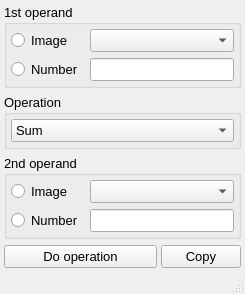
The window that UIs/nOperator.ui (NeutrinoToolkit/Neutrino) describes before a commit, drawn with Qt 5.
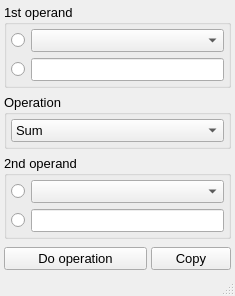
The same window after the commit.

Diff of the .ui file:
```diff
--- a/UIs/nOperator.ui
+++ b/UIs/nOperator.ui
@@ -6,8 +6,8 @@
    <rect>
     <x>0</x>
     <y>0</y>
-    <width>232</width>
-    <height>282</height>
+    <width>235</width>
+    <height>296</height>
    </rect>
   </property>
   <property name="windowTitle">
@@ -82,7 +82,7 @@
           </font>
          </property>
          <property name="text">
-          <string>Number</string>
+          <string/>
          </property>
          <property name="neutrinoSave" stdset="0">
           <bool>true</bool>
@@ -104,7 +104,7 @@
           </font>
          </property>
          <property name="text">
-          <string>Image</string>
+          <string/>
          </property>
          <property name="neutrinoSave" stdset="0">
           <bool>true</bool>
@@ -219,7 +219,7 @@
          </item>
          <item>
           <property name="text">
-           <string>Plasma scale[um/px] lambda[nm]</string>
+           <string>Plasma lambda[nm]</string>
           </property>
          </item>
          <item>
@@ -313,7 +313,7 @@
           </font>
          </property>
          <property name="text">
-          <string>Image</string>
+          <string/>
          </property>
          <property name="neutrinoSave" stdset="0">
           <bool>true</bool>
@@ -340,7 +340,7 @@
           </font>
          </property>
          <property name="text">
-          <string>Number</string>
+          <string/>
          </property>
          <property name="neutrinoSave" stdset="0">
           <bool>true</bool>
```
